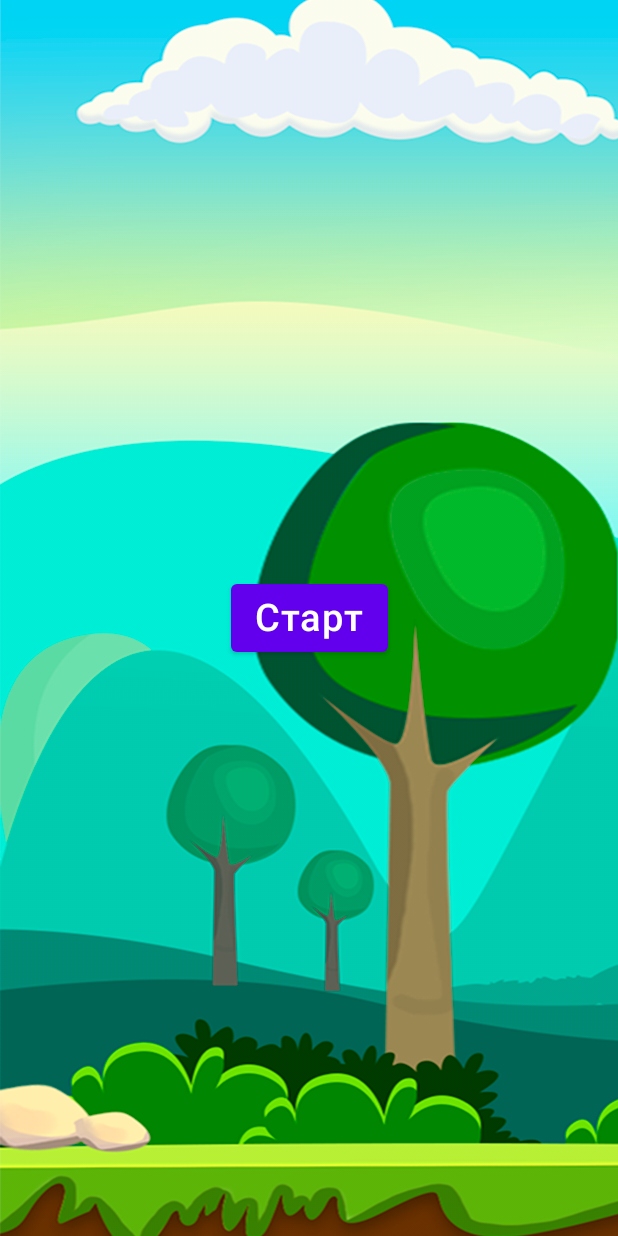
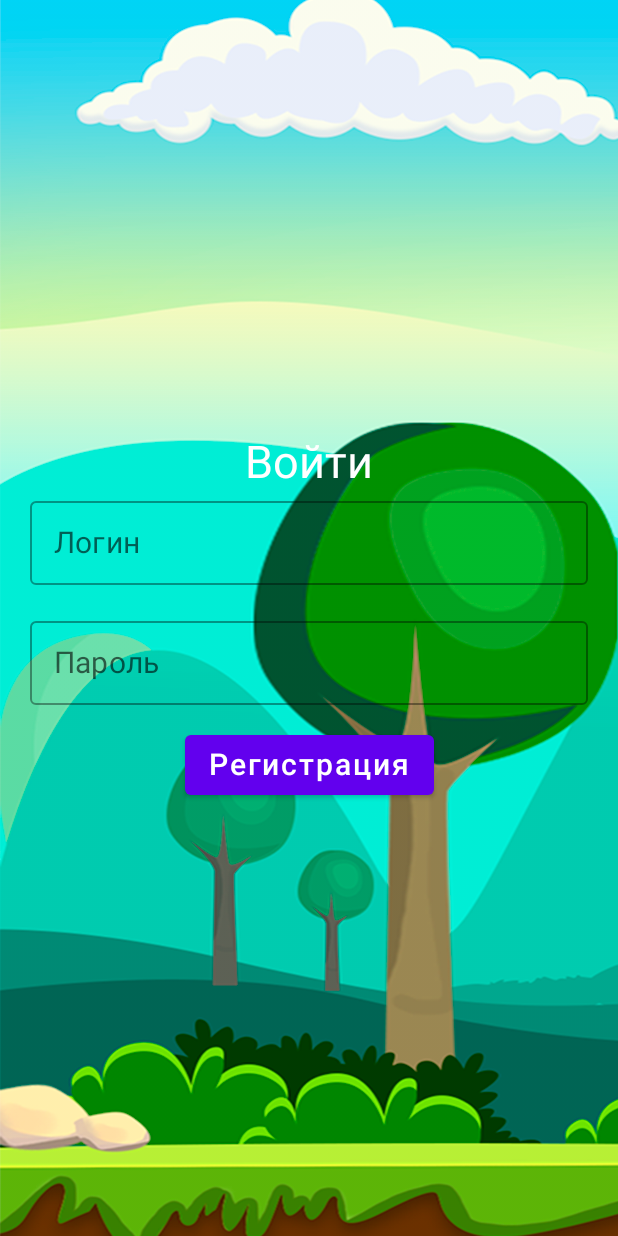
Before and after one commit to AndrewLiis/WhackAMoleKLGTU, an Android app built with Jetpack Compose: the screen it shows after launch (MainActivity), on a phone screen of 412 x 824 dp. Run offline under Robolectric (Android 15) with nearby library versions, the phone set to English and light mode, and no system bars.

Commit message:
added authScreen

```diff
--- a/app/src/main/java/com/team/whackamole/resources/Constants.kt
+++ b/app/src/main/java/com/team/whackamole/resources/Constants.kt
@@ -9,4 +9,7 @@ object Constants {
     const val shop = "Магазин"
     const val settings = "Настройки"
     const val menu = "Меню"
+    const val mainFontSize = 30
+    const val buttonFontSize = 20
+    const val vertSpacerHeight = 16
 }
--- a/app/src/main/java/com/team/whackamole/ui/Route.kt
+++ b/app/src/main/java/com/team/whackamole/ui/Route.kt
@@ -6,6 +6,7 @@ sealed class Route(val path: String) {
     object SplashScreenRoute : Route("splash_screen_route/")
     object GameScreen : Route("game_screen_route/")
     object ResultScreen : Route("result_screen_route/")
+    object AuthScreen : Route("auth_screen_route/")
 
     fun withArgs(vararg args: String): String {
         return buildString {
--- a/app/src/main/java/com/team/whackamole/ui/navigation/NavigationController.kt
+++ b/app/src/main/java/com/team/whackamole/ui/navigation/NavigationController.kt
@@ -7,15 +7,12 @@ import androidx.navigation.compose.composable
 import androidx.navigation.compose.rememberNavController
 import androidx.navigation.navArgument
 import com.team.whackamole.ui.Route
-import com.team.whackamole.ui.screens.GameScreen
-import com.team.whackamole.ui.screens.MenuScreen
-import com.team.whackamole.ui.screens.ResultScreen
-import com.team.whackamole.ui.screens.SplashScreen
+import com.team.whackamole.ui.screens.*
 
 @Composable
 fun NavigationController() {
     val navController = rememberNavController()
-    NavHost(navController = navController, startDestination = Route.SplashScreenRoute.path) {
+    NavHost(navController = navController, startDestination = Route.AuthScreen.path) {
         composable(route = Route.SplashScreenRoute.path) {
             SplashScreen(navController = navController)
         }
@@ -37,5 +34,8 @@ fun NavigationController() {
         ) { entry ->
             ResultScreen(navController = navController, score = entry.arguments?.getString("score"))
         }
+        composable(route = Route.AuthScreen.path) {
+            AuthScreen(navController = navController)
+        }
     }
 }
--- a/app/src/main/java/com/team/whackamole/ui/navigation/ScreenNavigation.kt
+++ /dev/null
@@ -1,4 +0,0 @@
-package com.team.whackamole.ui.navigation
-
-class ScreenNavigation {
-}
--- /dev/null
+++ b/app/src/main/java/com/team/whackamole/ui/screens/AuthScreen.kt
@@ -0,0 +1,85 @@
+package com.team.whackamole.ui.screens
+
+import androidx.compose.foundation.background
+import androidx.compose.foundation.layout.*
+import androidx.compose.foundation.shape.CircleShape
+import androidx.compose.foundation.text.BasicTextField
+import androidx.compose.material.Button
+import androidx.compose.material.OutlinedTextField
+import androidx.compose.material.Text
+import androidx.compose.runtime.*
+import androidx.compose.ui.Alignment
+import androidx.compose.ui.Modifier
+import androidx.compose.ui.draw.paint
+import androidx.compose.ui.draw.shadow
+import androidx.compose.ui.focus.FocusState
+import androidx.compose.ui.focus.onFocusChanged
+import androidx.compose.ui.graphics.Color
+import androidx.compose.ui.layout.ContentScale
+import androidx.compose.ui.res.painterResource
+import androidx.compose.ui.text.TextStyle
+import androidx.compose.ui.unit.dp
+import androidx.compose.ui.unit.sp
+import androidx.navigation.NavController
+import com.team.whackamole.R
+import com.team.whackamole.resources.Constants
+
+@Composable
+fun AuthScreen(navController: NavController) {
+    Column(
+        modifier = Modifier
+            .fillMaxSize()
+            .paint(
+                painterResource(id = R.drawable.background_forest),
+                contentScale = ContentScale.Crop,
+            ),
+        verticalArrangement = Arrangement.Center,
+        horizontalAlignment = Alignment.CenterHorizontally
+    ) {
+
+        var login by remember { mutableStateOf("") }
+        var password by remember { mutableStateOf("") }
+        Text(
+            text = "Войти",
+            fontSize = Constants.mainFontSize.sp,
+            color = Color.White
+        )
+
+        OutlinedTextField(
+            value = login,
+            singleLine = true,
+            maxLines = 1,
+            textStyle = TextStyle(fontSize = 20.sp),
+            onValueChange = { login = it },
+            label = { Text("Логин", fontSize = 20.sp) },
+            modifier = Modifier
+                .fillMaxWidth()
+                .padding(horizontal = 20.dp)
+        )
+
+        Spacer(modifier = Modifier
+            .height(Constants.vertSpacerHeight.dp)
+            .fillMaxWidth())
+
+        OutlinedTextField(
+            value = password,
+            singleLine = true,
+            maxLines = 1,
+            textStyle = TextStyle(fontSize = 20.sp),
+            onValueChange = { password = it },
+            label = { Text("Пароль", fontSize = 20.sp) },
+            modifier = Modifier
+                .fillMaxWidth()
+                .padding(horizontal = 20.dp)
+        )
+
+        Spacer(modifier = Modifier
+            .height(Constants.vertSpacerHeight.dp)
+            .fillMaxWidth()
+        )
+
+        Button(onClick = { /*TODO*/ }) {
+            Text(text = "Регистрация", fontSize = Constants.buttonFontSize.sp)
+        }
+    }
+}
```
